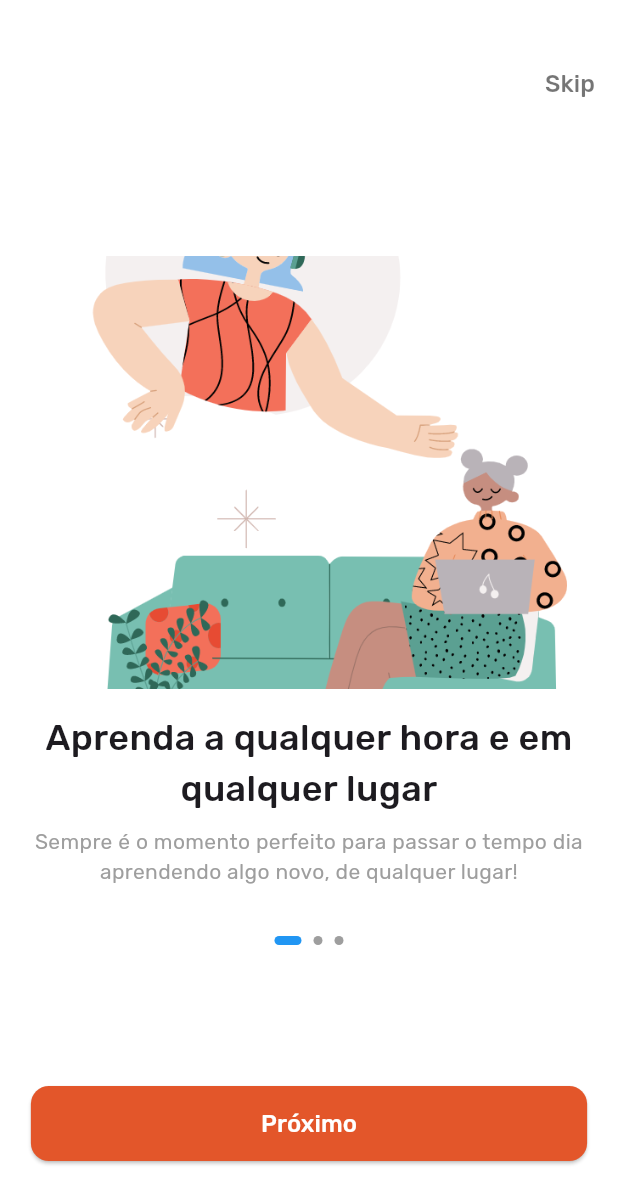
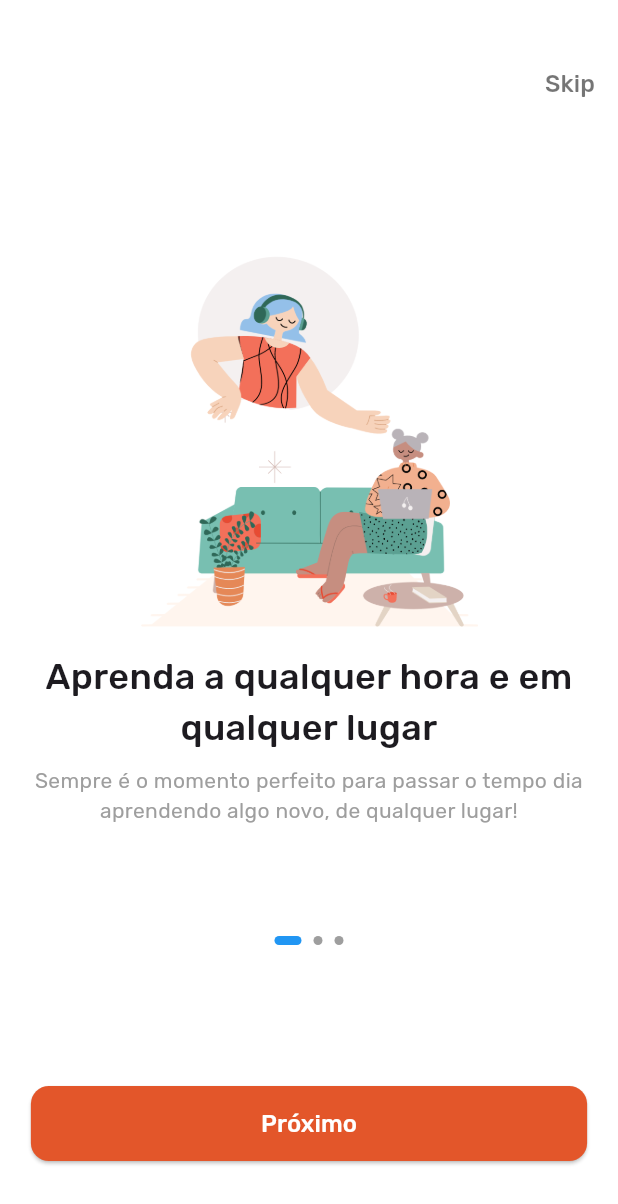
Before and after one commit to lucasdsmachado/code_factory, a Flutter app: the screen it shows after launch, on a phone screen of 412 x 824 dp. Shown: the top 1204 px of the screen. Run offline on Flutter 3.47's test engine with Material 3 defaults, Android fonts, the phone set to English and light mode, and no system bars; drawn by our look-alikes of smooth_page_indicator; our stand-ins replace firebase_auth, firebase_core, firebase_database, firebase_storage, image_picker, shared_preferences; accounts and stored records are empty.

Commit message:
fix: corrige o tamanho da imagem

```diff
--- a/lib/app/widgets/cards/intro_card.dart
+++ b/lib/app/widgets/cards/intro_card.dart
@@ -20,8 +20,8 @@ class CardWidget extends StatelessWidget {
         Image.asset(
           imagePath,
           width: MediaQuery.of(context).size.width,
-          height: MediaQuery.of(context).size.width * 0.7,
-          fit: BoxFit.cover,
+          height: MediaQuery.of(context).size.height * 0.3,
+          fit: BoxFit.contain,
         ),
         Padding(
           padding: const EdgeInsets.all(16),
```
